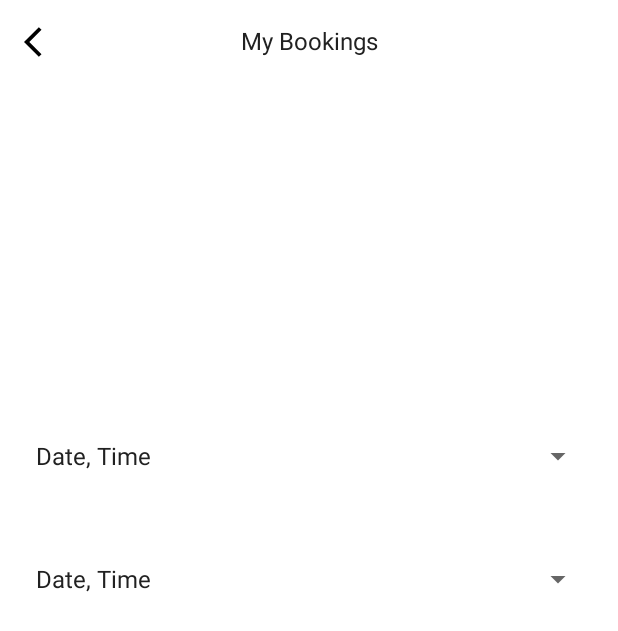
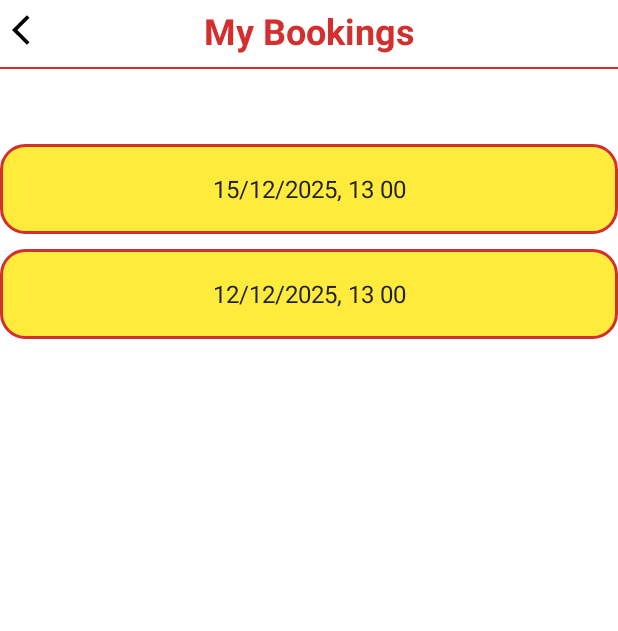
Before and after one commit to Plymouth-COMP2000/design-exercises-Liam8721, an Android app: the layout fragment_my_bookings.xml on its own in the app's theme, with its tools: preview values and no code run, on a phone screen of 412 x 824 dp. Shown: the top 631 px of the screen. Run offline under Robolectric (Android 15) with nearby library versions, the phone set to English and light mode, and no system bars.

Commit message:
Guest My Bookings screen design

```diff
--- /dev/null
+++ b/app/src/main/res/drawable/spinner_dialog_background.xml
@@ -0,0 +1,22 @@
+<?xml version="1.0" encoding="utf-8"?>
+<shape xmlns:android="http://schemas.android.com/apk/res/android"
+    android:shape="rectangle">
+
+    <!-- Yellow background -->
+    <solid android:color="@color/yellow_light" />
+
+    <!-- Red border -->
+    <stroke
+        android:width="2dp"
+        android:color="@color/red_primary" />
+
+    <!-- Rounded corners -->
+    <corners android:radius="16dp" />
+
+    <!-- Padding -->
+    <padding
+        android:left="16dp"
+        android:top="12dp"
+        android:right="16dp"
+        android:bottom="12dp" />
+</shape>
--- a/app/src/main/res/layout/fragment_my_bookings.xml
+++ b/app/src/main/res/layout/fragment_my_bookings.xml
@@ -7,61 +7,81 @@
     android:layout_height="match_parent"
     tools:context=".MyBookings">
 
-    <Spinner
-        android:id="@+id/spbooking"
+    <ImageButton
+        android:id="@+id/GuestMyBookingsBackButton"
+        android:layout_width="40dp"
+        android:layout_height="40dp"
+        android:background="?attr/selectableItemBackgroundBorderless"
+        android:src="@drawable/ic_back_button"
+        android:contentDescription="Back"
+        app:layout_constraintTop_toTopOf="parent"
+        app:layout_constraintStart_toStartOf="parent" />
+
+    <TextView
+        android:id="@+id/textViewTitle"
+        android:layout_width="wrap_content"
+        android:layout_height="wrap_content"
+        android:text="My Bookings"
+        android:textColor="@color/red_primary"
+        android:textStyle="bold"
+        android:textSize="24sp"
+        android:autoSizeTextType="uniform"
+        android:autoSizeMinTextSize="18sp"
+        android:autoSizeMaxTextSize="28sp"
+        android:autoSizeStepGranularity="2sp"
+        app:layout_constraintTop_toTopOf="parent"
+        app:layout_constraintStart_toEndOf="@id/GuestMyBookingsBackButton"
+        app:layout_constraintEnd_toStartOf="@id/menu_button"
+        app:layout_constraintBottom_toBottomOf="@id/GuestMyBookingsBackButton"
+        app:layout_constraintHorizontal_bias="0.5" />
+
+    <ImageButton
+        android:id="@+id/menu_button"
+        android:layout_width="40dp"
+        android:layout_height="40dp"
+        android:background="?attr/selectableItemBackgroundBorderless"
+        android:src="@drawable/ic_menu_button"
+        android:contentDescription="Menu"
+        app:layout_constraintTop_toTopOf="parent"
+        app:layout_constraintEnd_toEndOf="parent" />
+
+    <View
+        android:id="@+id/divider"
         android:layout_width="0dp"
-        android:layout_height="80dp"
-        android:layout_marginTop="8dp"
-        android:entries="@array/Table5"
-        app:layout_constraintEnd_toEndOf="@+id/spbooking2"
-        app:layout_constraintHorizontal_bias="0.0"
-        app:layout_constraintStart_toStartOf="@+id/spbooking2"
-        app:layout_constraintTop_toBottomOf="@+id/spbooking2" />
+        android:layout_height="1dp"
+        android:background="@color/red_primary"
+        app:layout_constraintTop_toBottomOf="@id/textViewTitle"
+        app:layout_constraintStart_toStartOf="parent"
+        app:layout_constraintEnd_toEndOf="parent"
+        android:layout_marginTop="8dp" />
 
     <Spinner
-        android:id="@+id/spbooking2"
+        android:id="@+id/GuestBookingExample1"
         android:layout_width="0dp"
-        android:layout_height="68dp"
-        android:layout_marginTop="232dp"
+        android:layout_height="60dp"
+        android:layout_marginTop="50dp"
+        android:background="@drawable/spinner_dialog_background"
         android:entries="@array/Table5"
-        app:layout_constraintEnd_toEndOf="@+id/MenuButton"
-        app:layout_constraintHorizontal_bias="1.0"
-        app:layout_constraintStart_toStartOf="@+id/back_button"
-        app:layout_constraintTop_toBottomOf="@+id/textView" />
-
-    <TextView
-        android:id="@+id/textView"
-        android:layout_width="wrap_content"
-        android:layout_height="wrap_content"
-        android:layout_marginTop="16dp"
-        android:text="My Bookings"
+        android:spinnerMode="dialog"
+        android:gravity="center"
+        android:textAlignment="center"
         app:layout_constraintEnd_toEndOf="parent"
         app:layout_constraintStart_toStartOf="parent"
-        app:layout_constraintTop_toTopOf="parent" />
+        app:layout_constraintTop_toBottomOf="@+id/divider" />
 
-    <ImageButton
-        android:id="@+id/back_button"
-        android:layout_width="wrap_content"
-        android:layout_height="wrap_content"
-        android:layout_marginStart="16dp"
-        android:layout_marginTop="16dp"
-        android:background="?attr/selectableItemBackgroundBorderless"
-        android:contentDescription="Back"
-        android:src="@drawable/ic_back_button"
+    <Spinner
+        android:id="@+id/GuestBookingExample2"
+        android:layout_width="0dp"
+        android:layout_height="60dp"
+        android:layout_marginTop="10dp"
+        android:background="@drawable/spinner_dialog_background"
+        android:entries="@array/Table6"
+        android:spinnerMode="dialog"
+        android:gravity="center"
+        android:textAlignment="center"
+        app:layout_constraintEnd_toEndOf="parent"
         app:layout_constraintStart_toStartOf="parent"
-        app:layout_constraintTop_toTopOf="parent" />
-
-    <ImageButton
-        android:id="@+id/MenuButton"
-        android:layout_width="wrap_content"
-        android:layout_height="wrap_content"
-        android:layout_marginTop="16dp"
-        android:layout_marginEnd="16dp"
-        android:background="?attr/selectableItemBackgroundBorderless"
-        android:contentDescription="Back"
-        android:src="@drawable/ic_menu_button"
-        app:layout_constraintEnd_toEndOf="parent"
-        app:layout_constraintTop_toTopOf="parent" />
+        app:layout_constraintTop_toBottomOf="@+id/GuestBookingExample1" />
 
 
 </androidx.constraintlayout.widget.ConstraintLayout>
--- a/app/src/main/res/navigation/navgraph.xml
+++ b/app/src/main/res/navigation/navgraph.xml
@@ -3,7 +3,7 @@
     xmlns:app="http://schemas.android.com/apk/res-auto"
     xmlns:tools="http://schemas.android.com/tools"
     android:id="@+id/navgraph"
-    app:startDestination="@id/signUpFragment">
+    app:startDestination="@id/myBookings">
 
     <fragment
         android:id="@+id/login"
--- a/app/src/main/res/values/colors.xml
+++ b/app/src/main/res/values/colors.xml
@@ -3,13 +3,11 @@
     <color name="black">#FF000000</color>
     <color name="white">#FFFFFFFF</color>
 
-    <!-- Brand Colors -->
     <color name="red_primary">#D32F2F</color>         <!-- Deep red -->
     <color name="yellow_accent">#F9A825</color>       <!-- Warm yellow -->
     <color name="background_white">#FFFFFF</color>    <!-- Clean white -->
     <color name="text_dark">#212121</color>           <!-- Dark grey for text -->
 
-    <!-- Optional lighter shades -->
     <color name="red_light">#F44336</color>
     <color name="yellow_light">#FFEB3B</color>
 
--- a/app/src/main/res/values/strings.xml
+++ b/app/src/main/res/values/strings.xml
@@ -7,11 +7,19 @@
     <string name="book_a_table">Book a Table</string>
 
     <string-array name="Table5">
-        <item>Date, Time</item>
-        <item>Name</item>
-        <item>Phone</item>
-        <item>Party</item>
-        <item>Notes</item>
+        <item>15/12/2025, 13 00</item>
+        <item>Name: Daniel</item>
+        <item>Contact: 07402399138</item>
+        <item>Party Size: 6</item>
+        <item>Additional Notes: Allergic to Nuts</item>
+    </string-array>
+
+    <string-array name="Table6">
+        <item>12/12/2025, 13 00</item>
+        <item>Name: Daniel</item>
+        <item>Contact: 07402399138</item>
+        <item>Party Size: 6</item>
+        <item>Additional Notes: Lactose Intolerant</item>
     </string-array>
 
     <string-array name="BookingParty">
--- a/app/src/main/res/values/style.xml
+++ b/app/src/main/res/values/style.xml
@@ -1,6 +1,5 @@
 <?xml version="1.0" encoding="utf-8"?>
 <resources>
-    <!-- Button style (Material 2) -->
     <style name="MyButtonStyle" parent="Widget.MaterialComponents.Button">
         <item name="android:backgroundTint">@color/red_primary</item>
         <item name="android:textColor">@android:color/white</item>
@@ -10,7 +9,6 @@
         <item name="android:paddingVertical">12dp</item>
     </style>
 
-    <!-- TextView style -->
     <style name="MyTextViewStyle" parent="android:Widget.TextView">
         <item name="android:textColor">@color/text_dark</item>
         <item name="android:textSize">16sp</item>
--- a/app/src/main/res/values/themes.xml
+++ b/app/src/main/res/values/themes.xml
@@ -1,7 +1,5 @@
 <resources xmlns:tools="http://schemas.android.com/tools">
-    <!-- Base application theme. -->
     <style name="Base.Theme.COMP2000" parent="Theme.MaterialComponents.Light.NoActionBar">
-        <!-- Brand colors -->
         <item name="colorPrimary">@color/red_primary</item>
         <item name="colorOnPrimary">@android:color/white</item>
         <item name="colorSecondary">@color/yellow_accent</item>
@@ -9,12 +7,10 @@
         <item name="android:statusBarColor">@color/red_primary</item>
         <item name="android:navigationBarColor">@color/red_primary</item>
 
-        <!-- Background and text -->
         <item name="android:windowBackground">@color/background_white</item>
         <item name="android:textColor">@color/text_dark</item>
         <item name="android:fontFamily">sans-serif</item>
 
-        <!-- Customize widgets -->
         <item name="android:buttonStyle">@style/MyButtonStyle</item>
         <item name="android:textViewStyle">@style/MyTextViewStyle</item>
     </style>
```
Also changed, not shown: app/src/main/res/layout/fragment_sign_up.xml (+0 -16 lines).
